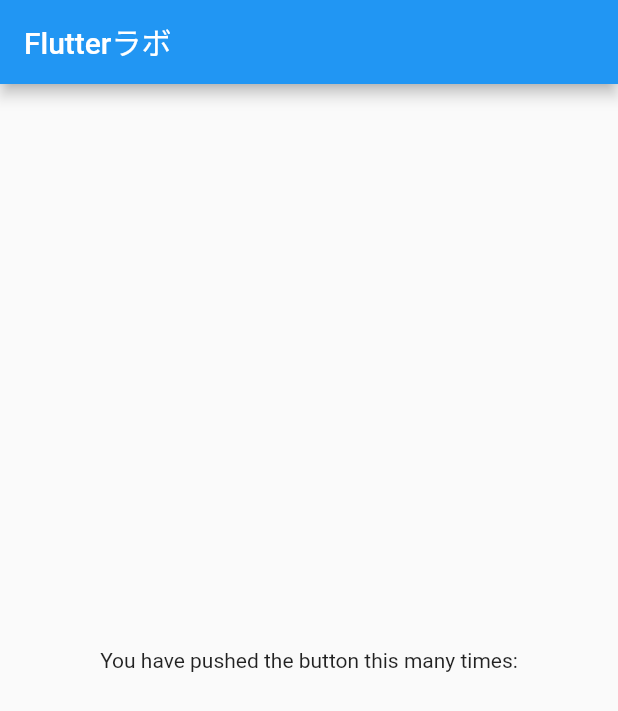
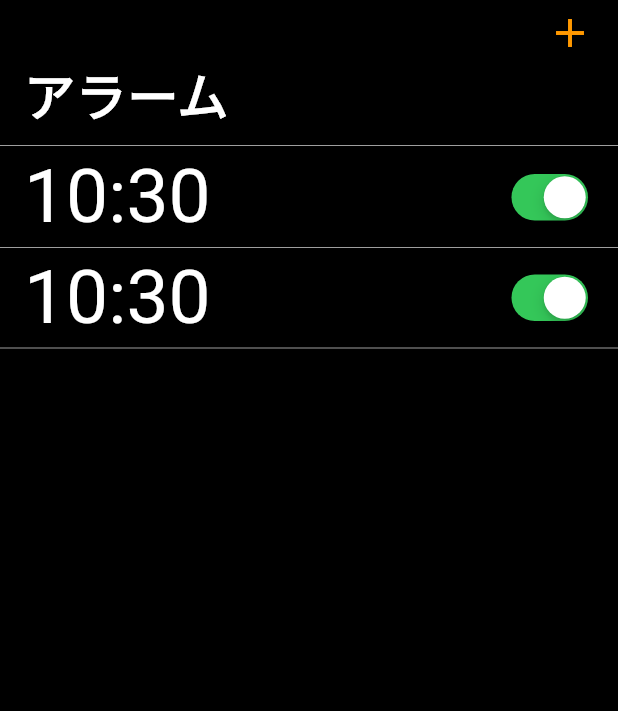
Before and after one commit to YK12000/flutter_sqlite, a Flutter app: the screen it shows after launch, on a phone screen of 412 x 824 dp. Shown: the top 711 px of the screen. Run offline on Flutter 3.47's test engine with Material 2 defaults, Android fonts, the phone set to English and light mode, and no system bars.

Commit message:
section2-4

```diff
--- a/lib/pages/home_page.dart
+++ b/lib/pages/home_page.dart
@@ -1,5 +1,7 @@
+import 'package:flutter/cupertino.dart';
 import 'package:flutter/material.dart';
 import 'package:flutter_sqlite/alarm.dart';
+import 'package:intl/intl.dart';
 
 class HomePage extends StatefulWidget {
   @override
@@ -8,24 +10,52 @@ class HomePage extends StatefulWidget {
 
 class _HomePageState extends State<HomePage> {
   List<Alarm> alarmList = [
-    Alarm(alarmTime: DateTime.now())
+    Alarm(alarmTime: DateTime.now()),
+    Alarm(alarmTime: DateTime.now()),
   ];
 
   @override
   Widget build(BuildContext context) {
     return Scaffold(
-      appBar: AppBar(
-        title: Text('Flutterラボ'),
-      ),
-      body: Center(
-        child: Column(
-          mainAxisAlignment: MainAxisAlignment.center,
-          children: <Widget>[
-            const Text(
-              'You have pushed the button this many times:',
+      backgroundColor: Colors.black,
+      body: CustomScrollView(
+        slivers: [
+          CupertinoSliverNavigationBar(
+            backgroundColor: Colors.black,
+            largeTitle: Text('アラーム',style: TextStyle(color: Colors.white)),
+            trailing: GestureDetector(
+                child: Icon(Icons.add,color: Colors.orange,),
+                onTap: (){
+
+                },
             ),
-          ],
-        ),
+          ),
+          SliverList(
+            delegate: SliverChildBuilderDelegate(
+              (context, index) {
+                Alarm alarm = alarmList[index];
+                return Column(
+                  children: [
+                    if(index == 0) Divider(color: Colors.grey,height: 2),
+                    ListTile(
+                      title: Text(DateFormat('H:mm').format(alarm.alarmTime),
+                          style: TextStyle(color: Colors.white, fontSize: 50,
+                          ),
+                        ),
+                        trailing: CupertinoSwitch(
+                          value: true,
+                          onChanged: (newvalue) {
+
+                          },
+                        ),
+                    ),
+                    Divider(color: Colors.grey,height: 0,)
+                  ],
+                );
+              },
+              childCount: alarmList.length)
+          ),
+        ],
       ),
     );
   }
--- a/pubspec.yaml
+++ b/pubspec.yaml
@@ -34,6 +34,7 @@ dependencies:
   # The following adds the Cupertino Icons font to your application.
   # Use with the CupertinoIcons class for iOS style icons.
   cupertino_icons: ^1.0.2
+  intl : any
 
 dev_dependencies:
   flutter_test:
```
Also changed, not shown: pubspec.lock.
